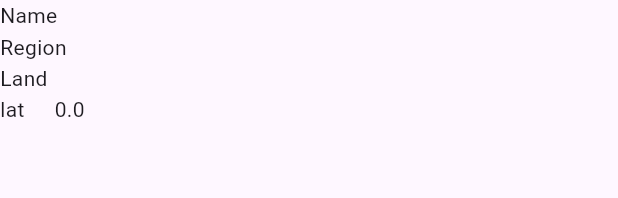
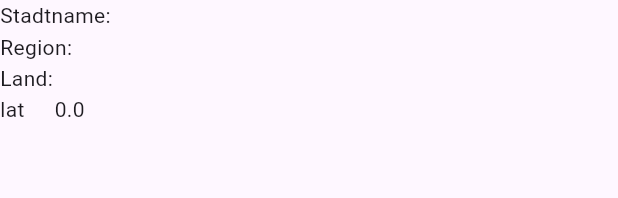
Before and after one commit to arthur892/ts_5_4_2_api_flutter, a Flutter app: the Weatherdata widget shown alone on an empty page, opened directly with empty values, on a phone screen of 412 x 824 dp. Shown: the top 198 px of the screen. Run offline on Flutter 3.47's test engine with Material 3 defaults, Android fonts, the phone set to English and light mode, and no system bars.

Commit message:
aufgabe 2

```diff
--- a/lib/main.dart
+++ b/lib/main.dart
@@ -117,18 +117,22 @@ class Weatherdata extends StatelessWidget {
     return Column(
       children: [
         Row(
-          children: [const Text("Name"), spaceBetween, Text(weatherData.name)],
+          children: [
+            const Text("Stadtname:"),
+            spaceBetween,
+            Text(weatherData.name)
+          ],
         ),
         Row(
           children: [
-            const Text("Region"),
+            const Text("Region:"),
             spaceBetween,
             Text(weatherData.region)
           ],
         ),
         Row(
           children: [
-            const Text("Land"),
+            const Text("Land:"),
             spaceBetween,
             Text(weatherData.country)
           ],
```
